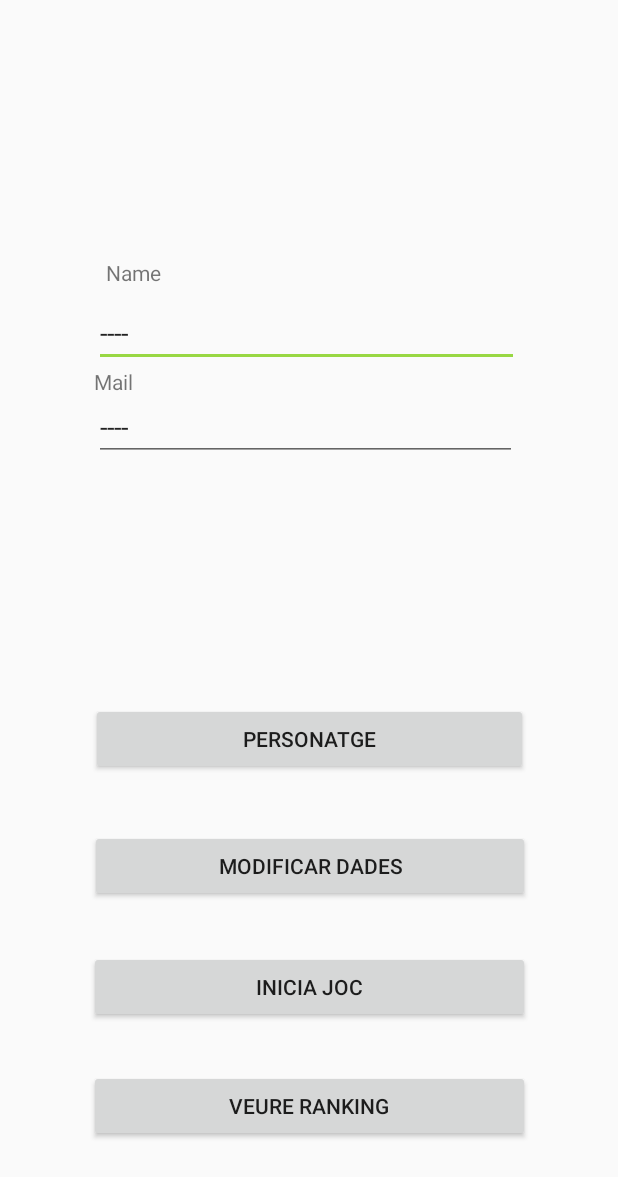
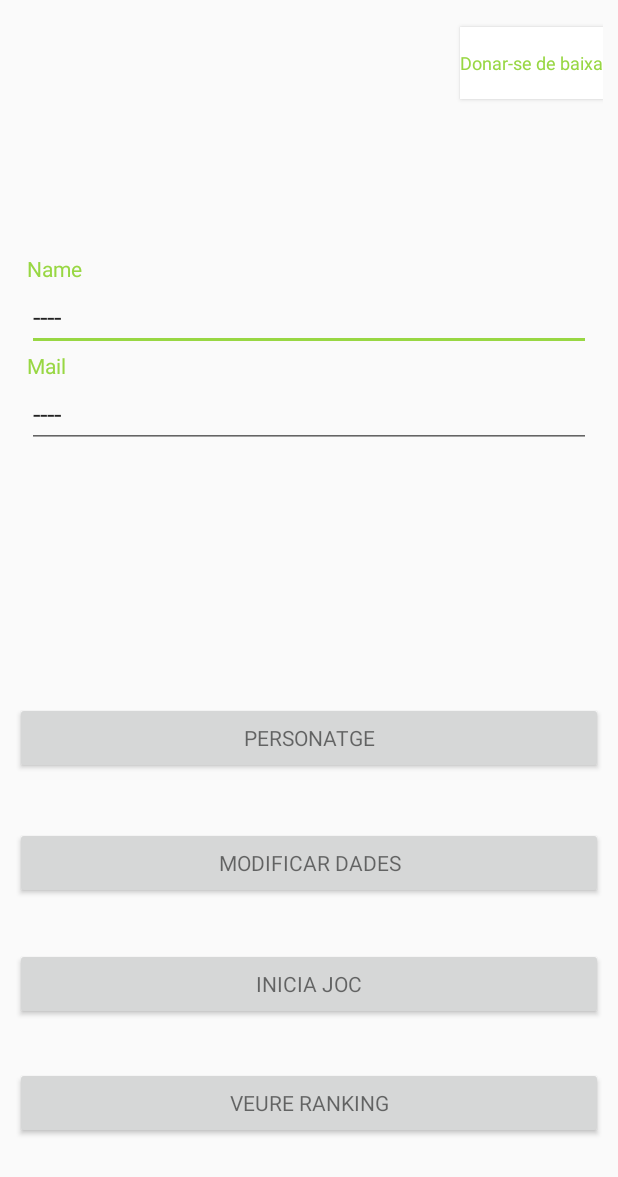
Before and after one commit to AnnaDiazPineda/ClientJocTalesOfEetac, an Android app: the DatosPersonales screen opened directly, with no data from a screen before it, on a phone screen of 412 x 824 dp. Shown: the top 1177 px of the screen. Run offline under Robolectric (Android 15) with nearby library versions, the phone set to English and light mode, and no system bars.

Commit message:
++activity eliminar jugador

```diff
--- a/app/build.gradle
+++ b/app/build.gradle
@@ -18,6 +18,9 @@ android {
     }
 }
 
+
+
+
 dependencies {
     implementation fileTree(include: ['*.jar'], dir: 'libs')
     implementation 'com.android.support:appcompat-v7:26.1.0'
--- a/app/src/main/java/edu/upc/dsa/clientjoc/DatosPersonales.java
+++ b/app/src/main/java/edu/upc/dsa/clientjoc/DatosPersonales.java
@@ -30,6 +30,7 @@ public class DatosPersonales extends AppCompatActivity {
     // UI references.
     private Button iniciaJoc;
     private Button modificarJugador;
+    private Button donarseBaixa;
     private Button personajes;
 
     private Jugador mijugador;
@@ -57,6 +58,8 @@ public class DatosPersonales extends AppCompatActivity {
         mRestAdapter =  ApiAdapter.getApiService();
         iniciaJoc = (Button) findViewById(R.id.bIniciaJoc);
         modificarJugador= (Button) findViewById(R.id.bModificar);
+        donarseBaixa = (Button) findViewById(R.id.btnBaixaJugador);
+
        // personajes =(Button) findViewById(R.id.personajesb);
         veureRanking = (Button) findViewById(R.id.btnRanking) ;
 
@@ -118,6 +121,21 @@ public class DatosPersonales extends AppCompatActivity {
             }
         });
 
+        donarseBaixa.setOnClickListener(new View.OnClickListener() {
+            @Override
+            public void onClick(View view) {
+                Intent intentEliminar = new Intent(DatosPersonales.this, BaixaJugador.class);
+                try {
+                   intentEliminar.putExtra("jugador", value);
+
+                }catch (Exception e){
+                    e.printStackTrace();
+                }
+                startActivity(intentEliminar);
+
+            }
+        });
+
 
 
 
--- a/app/src/main/java/edu/upc/dsa/clientjoc/inputOutput/ApiService.java
+++ b/app/src/main/java/edu/upc/dsa/clientjoc/inputOutput/ApiService.java
@@ -20,17 +20,23 @@ import retrofit2.http.Path;
 
 public interface ApiService {
 
-
+    //calls relacionats amb la gestió d'usuaris
     @POST("Jugador/{email}")
     Call<Jugador> getLogin(@Path("email") String user, @Body Login loginBody);
     @POST("update/{email}")
     Call<Answer> updateJugador(@Path("email") String user, @Body Login loginBody);//enviem email, nova contrassenya
     @POST("newJugador/{email}")
     Call<Jugador> getNouJugador(@Path("email")String user, @Body Login loginBody);
+    @POST("delete/{email}")
+    Call<Answer> deleteJugador(@Path("email") String user, @Body Login loginBody);
+
+
+
     @GET("Mapa")
     Call<String> getMapa();
 
 
 
 
+
 }
--- a/app/src/main/res/layout/activity_datos_personales.xml
+++ b/app/src/main/res/layout/activity_datos_personales.xml
@@ -1,17 +1,20 @@
 <?xml version="1.0" encoding="utf-8"?>
-<android.support.constraint.ConstraintLayout
-    xmlns:android="http://schemas.android.com/apk/res/android"
+<android.support.constraint.ConstraintLayout xmlns:android="http://schemas.android.com/apk/res/android"
     xmlns:app="http://schemas.android.com/apk/res-auto"
     xmlns:tools="http://schemas.android.com/tools"
     android:layout_width="match_parent"
-    android:layout_height="match_parent">
+    android:layout_height="match_parent"
+    android:padding="10dp"
+    android:paddingBottom="10dp"
+    android:paddingEnd="10dp"
+    android:paddingLeft="10dp"
+    android:paddingRight="10dp">
 
     <Button
         android:id="@+id/bModificar"
-        android:layout_width="293dp"
+        style="?android:textAppearanceSmall"
+        android:layout_width="0dp"
         android:layout_height="wrap_content"
-        android:layout_marginBottom="8dp"
-        android:layout_marginTop="8dp"
         android:text="Modificar Dades"
         app:layout_constraintBottom_toBottomOf="parent"
         app:layout_constraintEnd_toEndOf="parent"
@@ -24,10 +27,9 @@
 
     <Button
         android:id="@+id/bIniciaJoc"
-        android:layout_width="294dp"
+        style="?android:textAppearanceSmall"
+        android:layout_width="0dp"
         android:layout_height="wrap_content"
-        android:layout_marginBottom="8dp"
-        android:layout_marginTop="8dp"
         android:text="inicia joc"
         app:layout_constraintBottom_toBottomOf="parent"
         app:layout_constraintLeft_toLeftOf="parent"
@@ -37,10 +39,9 @@
 
     <Button
         android:id="@+id/personajesb"
-        android:layout_width="291dp"
+        style="?android:textAppearanceSmall"
+        android:layout_width="0dp"
         android:layout_height="wrap_content"
-        android:layout_marginBottom="8dp"
-        android:layout_marginTop="8dp"
         android:text="Personatge"
         app:layout_constraintBottom_toBottomOf="parent"
         app:layout_constraintLeft_toLeftOf="parent"
@@ -50,10 +51,9 @@
 
     <Button
         android:id="@+id/btnRanking"
-        android:layout_width="294dp"
+        style="?android:textAppearanceSmall"
+        android:layout_width="0dp"
         android:layout_height="wrap_content"
-        android:layout_marginBottom="8dp"
-        android:layout_marginTop="8dp"
         android:text="Veure Ranking"
         app:layout_constraintBottom_toBottomOf="parent"
         app:layout_constraintLeft_toLeftOf="parent"
@@ -63,7 +63,7 @@
 
     <LinearLayout
         android:id="@+id/linearLayout"
-        android:layout_width="287dp"
+        android:layout_width="0dp"
         android:layout_height="143dp"
         android:layout_marginBottom="8dp"
         android:layout_marginEnd="8dp"
@@ -81,11 +81,12 @@
             android:id="@+id/textView5"
             android:layout_width="match_parent"
             android:layout_height="wrap_content"
-            android:layout_marginBottom="8dp"
-            android:layout_marginEnd="8dp"
-            android:layout_marginStart="8dp"
-            android:layout_marginTop="8dp"
+            android:layout_marginBottom="0dp"
+            android:layout_marginEnd="0dp"
+            android:layout_marginStart="0dp"
+            android:layout_marginTop="0dp"
             android:text="Name"
+            android:textColor="@color/colorAccent"
             app:layout_constraintBottom_toBottomOf="@+id/bIniciaJoc"
             app:layout_constraintEnd_toEndOf="parent"
             app:layout_constraintHorizontal_bias="0.123"
@@ -95,7 +96,7 @@
 
         <EditText
             android:id="@+id/namebox"
-            android:layout_width="283dp"
+            android:layout_width="match_parent"
             android:layout_height="wrap_content"
             android:ems="10"
             android:inputType="textPersonName"
@@ -105,11 +106,12 @@
             android:id="@+id/textView6"
             android:layout_width="match_parent"
             android:layout_height="wrap_content"
-            android:text="Mail" />
+            android:text="Mail"
+            android:textColor="@color/colorAccent" />
 
         <EditText
             android:id="@+id/emailbox"
-            android:layout_width="282dp"
+            android:layout_width="match_parent"
             android:layout_height="wrap_content"
             android:ems="10"
             android:inputType="textPersonName"
@@ -117,4 +119,27 @@
 
     </LinearLayout>
 
+    <Button
+        android:id="@+id/btnBaixaJugador"
+        style="@android:style/Widget.Button.Small"
+        android:layout_width="wrap_content"
+        android:layout_height="wrap_content"
+        android:layout_marginBottom="8dp"
+        android:layout_marginTop="8dp"
+        android:background="@android:color/white"
+        android:elevation="0dp"
+        android:fontFamily="sans-serif"
+        android:lineSpacingExtra="12sp"
+        android:text="Donar-se de baixa"
+        android:textAlignment="textEnd"
+        android:textColor="@color/colorAccent"
+        android:textSize="12sp"
+        android:typeface="sans"
+        app:layout_constraintBottom_toBottomOf="parent"
+        app:layout_constraintHorizontal_bias="1.0"
+        app:layout_constraintLeft_toLeftOf="parent"
+        app:layout_constraintRight_toRightOf="parent"
+        app:layout_constraintTop_toTopOf="parent"
+        app:layout_constraintVertical_bias="0.0" />
+
 </android.support.constraint.ConstraintLayout>
--- a/app/src/main/res/values/colors.xml
+++ b/app/src/main/res/values/colors.xml
@@ -2,5 +2,5 @@
 <resources>
     <color name="colorPrimary">#7FD3FA</color>
     <color name="colorPrimaryDark">#7FD3FA</color>
-    <color name="colorAccent">#98D743</color>
+    <color name="colorAccent">#98d743</color>
 </resources>
--- a/app/src/main/res/values/strings.xml
+++ b/app/src/main/res/values/strings.xml
@@ -19,4 +19,5 @@
         completions."
     </string>
     <string name="title_activity_datos_personales">DatosPersonales</string>
+    <string name="title_activity_baixa_jugador">BaixaJugador</string>
 </resources>
```
Also changed, not shown: app/src/main/AndroidManifest.xml (+5 -4 lines), app/src/main/java/edu/upc/dsa/clientjoc/BaixaJugador.java (added, +79 -0 lines), app/src/main/res/layout-land/activity_ranking.xml (added, +70 -0 lines), app/src/main/res/layout/activity_baixa_jugador.xml (added, +136 -0 lines), app/src/main/res/layout/activity_login.xml (+6 -1 lines), app/src/main/res/layout/map_layout.xml (+28 -6 lines), app/src/main/res/drawable-v24/scapelogo.png (added).
